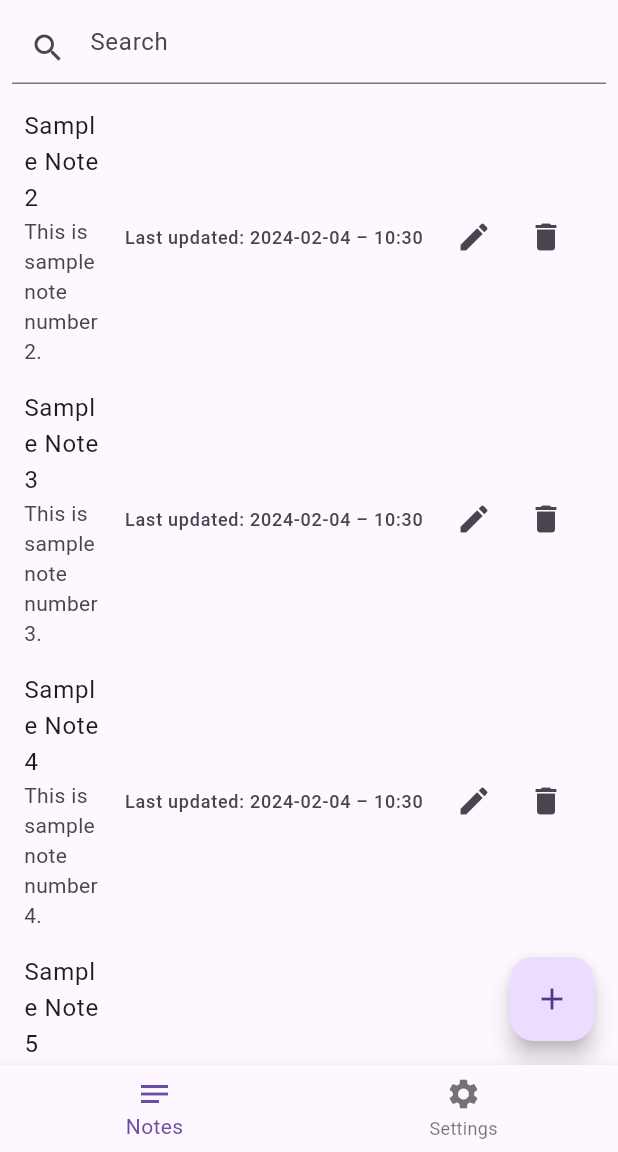
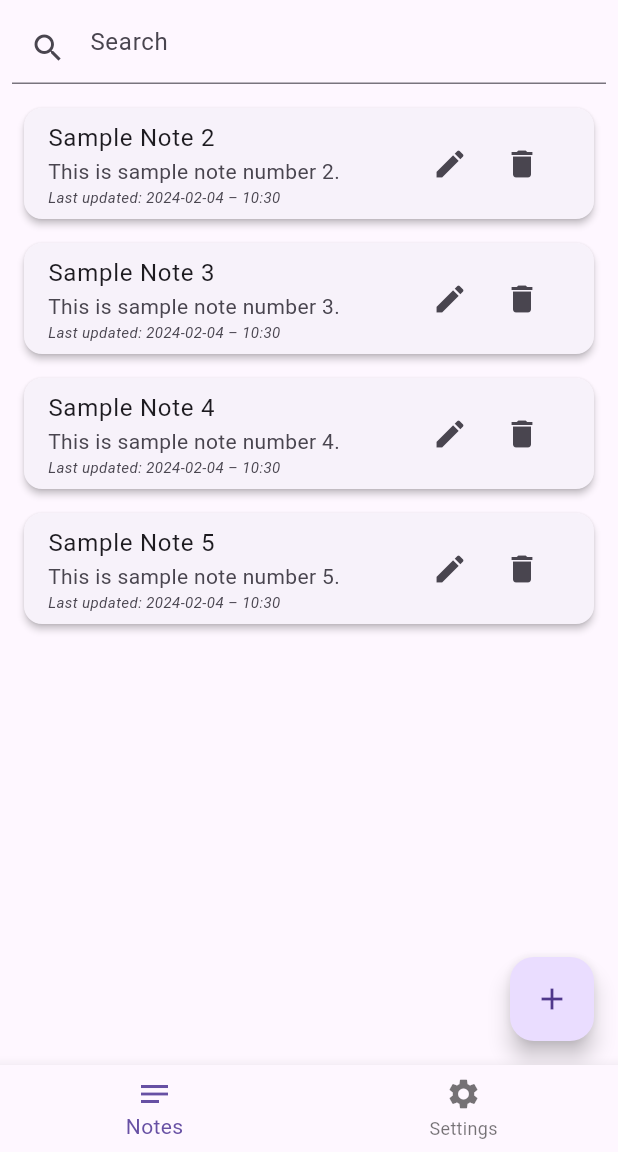
Before and after one commit to milinbhakta/quick_notes_app, a Flutter app: the screen it shows after launch, after a tap on the "delete" icon, on a phone screen of 412 x 824 dp, the part 84-1236 px from its top. Run offline on Flutter 3.47's test engine with Material 3 defaults, Android fonts, the light colour scheme and no system bars; our stand-ins replace shared_preferences.

Commit message:
Refactor notes_page.dart to use Card and ListTile widgets

```diff
--- a/lib/Components/notes_page.dart
+++ b/lib/Components/notes_page.dart
@@ -120,20 +120,26 @@ class _NotesPageState extends State<NotesPage> {
     return ListView.builder(
       itemCount: notes.length,
       itemBuilder: (context, index) {
-        return ListTile(
+        return Card(
+            elevation: 2,
+            margin: const EdgeInsets.symmetric(vertical: 8, horizontal: 16),
+            child: ListTile(
                 title: Text(notes[index].title),
-          subtitle: Text(notes[index].content),
+                subtitle: Column(
+                  crossAxisAlignment: CrossAxisAlignment.start,
+                  children: <Widget>[
+                    Text(notes[index].content),
+                    Text(
+                      'Last updated: ${DateFormat('yyyy-MM-dd – kk:mm').format(notes[index].timestamp)}',
+                      style: const TextStyle(
+                          fontStyle: FontStyle.italic, fontSize: 10),
+                    ),
+                  ],
+                ),
                 trailing: _searchQuery.isEmpty
                     ? Row(
                         mainAxisSize: MainAxisSize.min,
                         children: <Widget>[
-                    Container(
-                      margin: const EdgeInsets.only(right: 10.0),
-                      child: Text(
-                        'Last updated: ${DateFormat('yyyy-MM-dd – kk:mm').format(notes[index].timestamp)}',
-                        style: const TextStyle(fontSize: 12),
-                      ),
-                    ),
                           IconButton(
                             icon: const Icon(Icons.edit),
                             onPressed: () => _updateNote(index),
@@ -144,11 +150,7 @@ class _NotesPageState extends State<NotesPage> {
                           ),
                         ],
                       )
-              : Text(
-                  'Last updated: ${DateFormat('yyyy-MM-dd – kk:mm').format(notes[index].timestamp)}',
-                  style: const TextStyle(fontSize: 12),
-                ),
-        );
+                    : null));
       },
     );
   }
```
Lines whose indentation alone changed are shown as unchanged.
